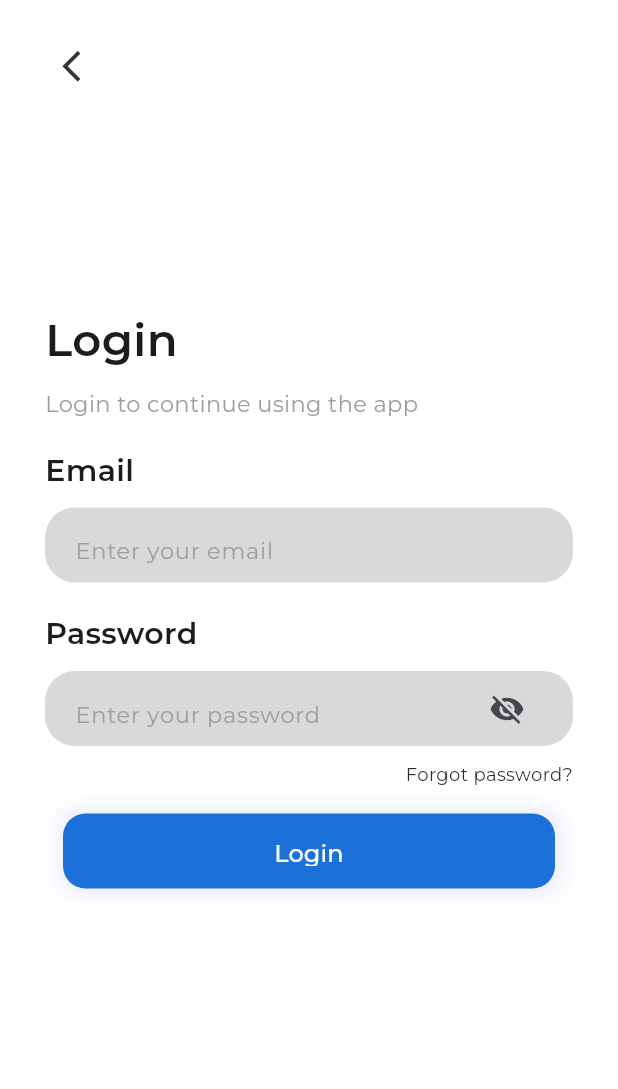
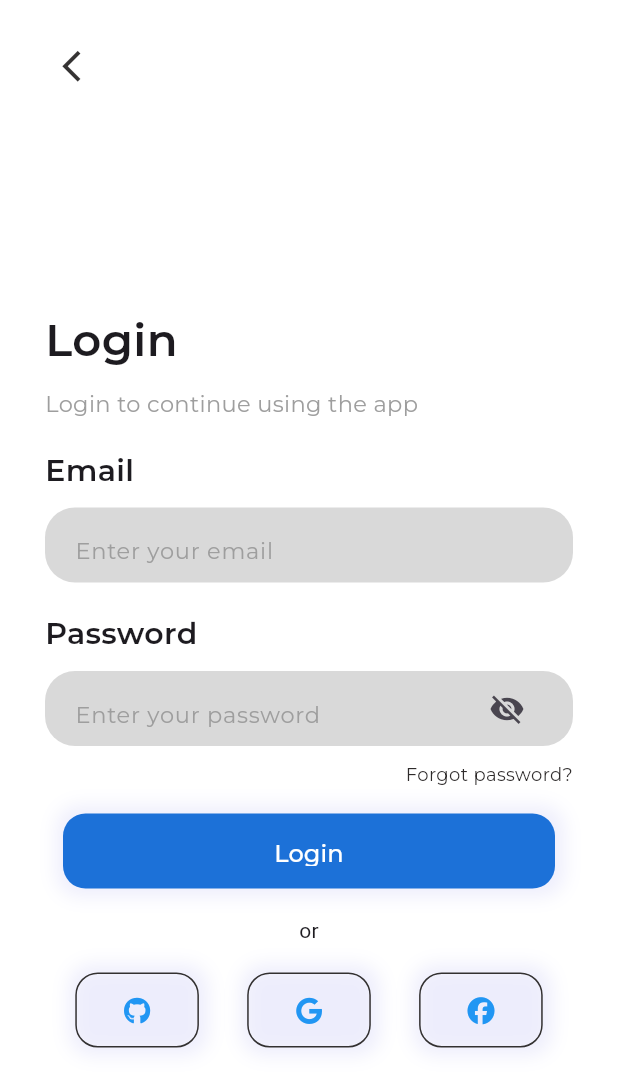
Before and after one commit to TheRealKwabena/gradify-flutter, a Flutter app: the screen it shows after launch, after a tap on "Login", on a phone screen of 412 x 824 dp. Shown: the top 1089 px of the screen. Run offline on Flutter 3.47's test engine with Material 3 defaults, Android fonts, the phone set to English and light mode, and no system bars; our stand-ins replace firebase_core, fl_chart, font_awesome_flutter, google_fonts; accounts and stored records are empty.

Commit message:
feat: added the auth sign in button

```diff
--- a/frontend/lib/pages/login_page.dart
+++ b/frontend/lib/pages/login_page.dart
@@ -1,4 +1,5 @@
 import 'package:flutter/material.dart';
+import 'package:font_awesome_flutter/font_awesome_flutter.dart';
 import 'package:google_fonts/google_fonts.dart';
 import 'package:gradify_flutter/constants.dart';
 
@@ -26,10 +27,12 @@ class _LoginPageState extends State<LoginPage> {
     return SafeArea(
       child: Scaffold(
         backgroundColor: Colors.white,
-        body: Column(
+        body: SingleChildScrollView(
+          child: Column(
             children: [
               Padding(
-              padding: const EdgeInsets.symmetric(vertical: 20, horizontal: 30),
+                padding:
+                    const EdgeInsets.symmetric(vertical: 20, horizontal: 30),
                 child: Column(
                   crossAxisAlignment: CrossAxisAlignment.start,
                   children: [
@@ -202,12 +205,107 @@ class _LoginPageState extends State<LoginPage> {
                     SizedBox(
                       height: 10,
                     ),
+                    Center(
+                      child: Text(
+                        "or",
+                      ),
+                    ),
+                    SizedBox(
+                      height: 10,
+                    ),
+                    Row(
+                      mainAxisAlignment: MainAxisAlignment.spaceEvenly,
+                      children: [
+                        TextButton(
+                          onPressed: () {},
+                          child: Container(
+                            width: MediaQuery.of(context).size.width * 0.2,
+                            child: Padding(
+                                padding: const EdgeInsets.symmetric(
+                                    vertical: 15, horizontal: 15),
+                                child: Icon(
+                                  FontAwesomeIcons.github,
+                                  color: Colors.blue,
+                                )),
+                            height: 50,
+                            decoration: BoxDecoration(
+                                color: Colors.transparent,
+                                borderRadius: BorderRadius.all(
+                                  Radius.circular(15),
+                                ),
+                                border: Border.all(color: Color(0xFF333131)),
+                                boxShadow: [
+                                  BoxShadow(
+                                      color: Color(0xFF131111D5),
+                                      spreadRadius: 5,
+                                      offset: Offset(1.0, 0.0),
+                                      blurRadius: 10)
+                                ]),
+                          ),
+                        ),
+                        TextButton(
+                          onPressed: () {},
+                          child: Container(
+                            width: MediaQuery.of(context).size.width * 0.2,
+                            child: Padding(
+                                padding: const EdgeInsets.symmetric(
+                                    vertical: 15, horizontal: 15),
+                                child: Icon(
+                                  FontAwesomeIcons.google,
+                                  color: Colors.blue,
+                                )),
+                            height: 50,
+                            decoration: BoxDecoration(
+                                color: Colors.transparent,
+                                borderRadius: BorderRadius.all(
+                                  Radius.circular(15),
+                                ),
+                                border: Border.all(color: Color(0xFF333131)),
+                                boxShadow: [
+                                  BoxShadow(
+                                      color: Color(0xFF131111D5),
+                                      spreadRadius: 5,
+                                      offset: Offset(1.0, 0.0),
+                                      blurRadius: 10)
+                                ]),
+                          ),
+                        ),
+                        TextButton(
+                          onPressed: () {},
+                          child: Container(
+                            width: MediaQuery.of(context).size.width * 0.2,
+                            child: Padding(
+                                padding: const EdgeInsets.symmetric(
+                                    vertical: 15, horizontal: 15),
+                                child: Icon(
+                                  FontAwesomeIcons.facebook,
+                                  color: Colors.blue,
+                                )),
+                            height: 50,
+                            decoration: BoxDecoration(
+                                color: Colors.transparent,
+                                borderRadius: BorderRadius.all(
+                                  Radius.circular(15),
+                                ),
+                                border: Border.all(color: Color(0xFF333131)),
+                                boxShadow: [
+                                  BoxShadow(
+                                      color: Color(0xFF131111D5),
+                                      spreadRadius: 5,
+                                      offset: Offset(1.0, 0.0),
+                                      blurRadius: 10)
+                                ]),
+                          ),
+                        ),
+                      ],
+                    )
                   ],
                 ),
               )
             ],
           ),
         ),
+      ),
     );
   }
 }
```
Also changed, not shown: 3 other files. Lines whose indentation alone changed are shown as unchanged.
